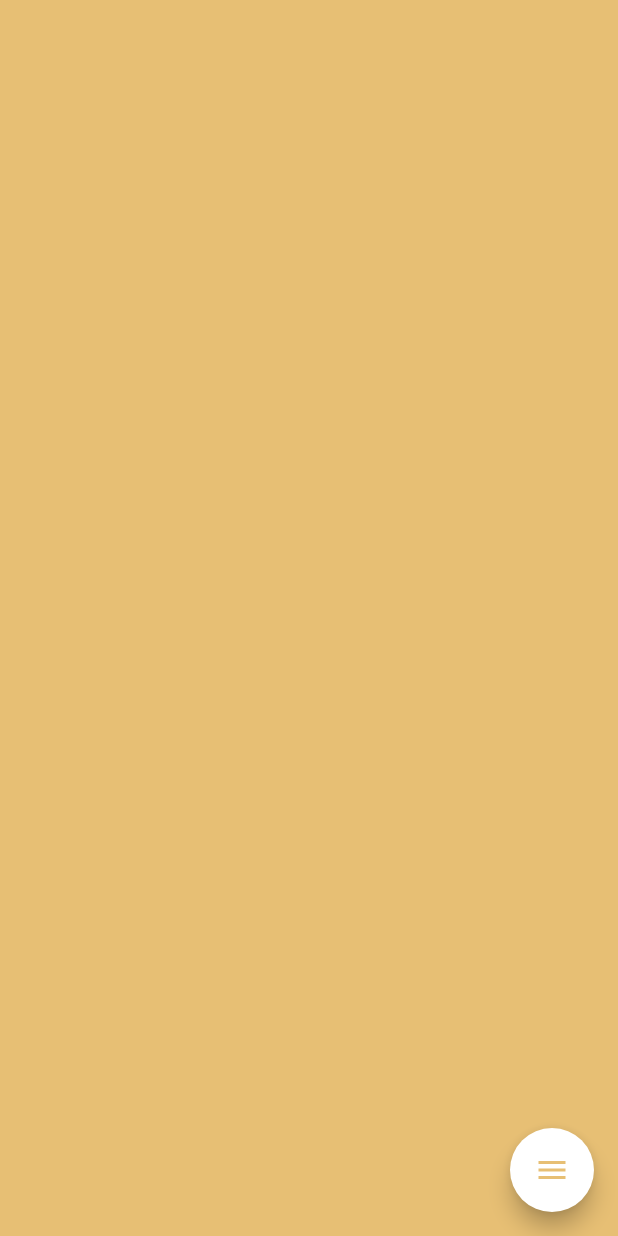
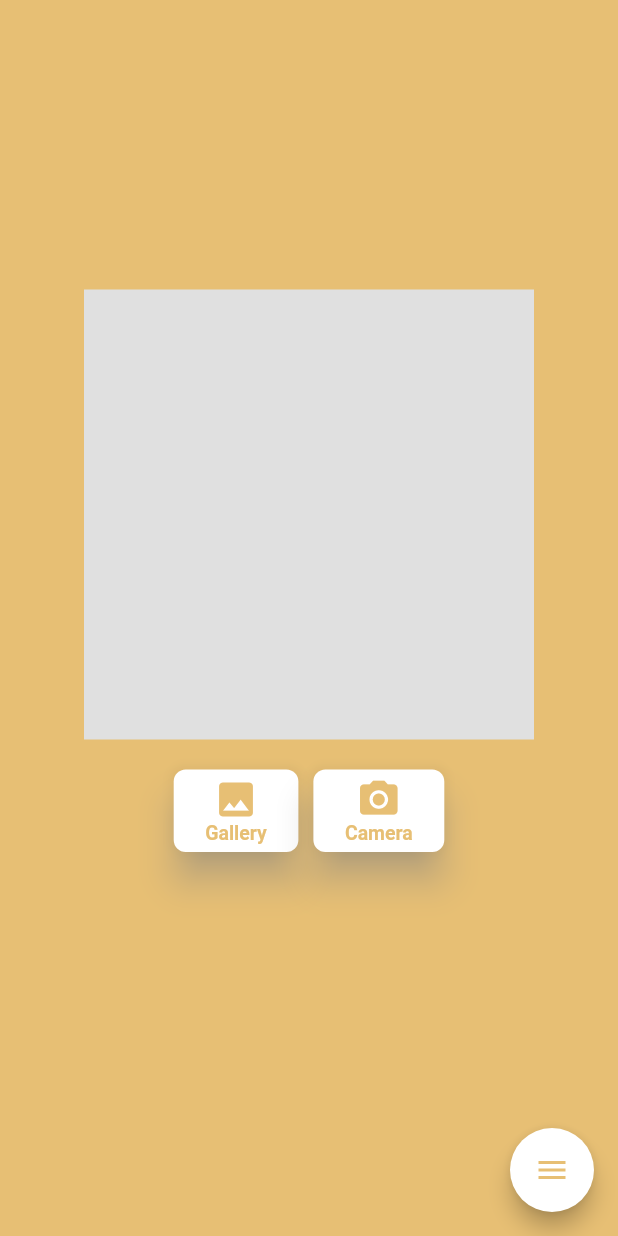
Before and after one commit to Emmanuel-Etukudo/image_labelling_app, a Flutter app: the ImageToText screen opened by its route, on a phone screen of 412 x 824 dp. Run offline on Flutter 3.47's test engine with Material 2 defaults, Android fonts, the phone set to English and light mode, and no system bars; drawn by our look-alikes of flutter_speed_dial; our stand-ins replace go_router, image_picker; missing offline and left inert: google_mlkit_image_labeling, google_mlkit_text_recognition.

Commit message:
image to text  fearure

```diff
--- a/lib/features/image_to_text/image_to_text.dart
+++ b/lib/features/image_to_text/image_to_text.dart
@@ -1,6 +1,11 @@
+import 'dart:io';
+
 import 'package:flutter/material.dart';
+import 'package:google_mlkit_text_recognition/google_mlkit_text_recognition.dart';
 import 'package:image_labelling_app/common_widgets/common_fab.dart';
+import 'package:image_labelling_app/common_widgets/select_image_or_camera_button.dart';
 import 'package:image_labelling_app/constants/app_colors.dart';
+import 'package:image_picker/image_picker.dart';
 
 class ImageToText extends StatefulWidget {
   const ImageToText({super.key});
@@ -10,11 +15,104 @@ class ImageToText extends StatefulWidget {
 }
 
 class _ImageToTextState extends State<ImageToText> {
+  bool textScanning = false;
+
+  XFile? imageFile;
+
+  String scannedText = "";
+
   @override
   Widget build(BuildContext context) {
-    return const Scaffold(
+    return Scaffold(
       backgroundColor: AppColors.yellowish,
       floatingActionButton: CommonFAB(bgColor: AppColors.yellowish),
+      body: Center(
+          child: SingleChildScrollView(
+        child: Container(
+            margin: const EdgeInsets.all(20),
+            child: Column(
+              crossAxisAlignment: CrossAxisAlignment.center,
+              children: [
+                if (textScanning) const CircularProgressIndicator(),
+                if (!textScanning && imageFile == null)
+                  Container(
+                    width: 300,
+                    height: 300,
+                    color: Colors.grey[300]!,
+                  ),
+                if (imageFile != null) Image.file(File(imageFile!.path)),
+                Row(
+                  mainAxisAlignment: MainAxisAlignment.center,
+                  children: [
+                    SelectImageOrCameraButton(
+                        title: 'Gallery',
+                        textColor: AppColors.yellowish,
+                        iconColor: AppColors.yellowish,
+                        onPressed: () {
+                          getImage(ImageSource.gallery);
+                        },
+                        icon: Icons.image),
+                    SelectImageOrCameraButton(
+                      title: 'Camera',
+                      icon: Icons.camera_alt,
+                      iconColor: AppColors.yellowish,
+                      textColor: AppColors.yellowish,
+                      onPressed: () {
+                        getImage(ImageSource.camera);
+                      },
+                    ),
+                  ],
+                ),
+                const SizedBox(
+                  height: 20,
+                ),
+                Container(
+                  child: Text(
+                    scannedText,
+                    style: TextStyle(fontSize: 20),
+                  ),
+                )
+              ],
+            )),
+      )),
     );
   }
+
+  void getImage(ImageSource source) async {
+    try {
+      final pickedImage = await ImagePicker().pickImage(source: source);
+      if (pickedImage != null) {
+        textScanning = true;
+        imageFile = pickedImage;
+        setState(() {});
+        getRecognisedText(pickedImage);
+      }
+    } catch (e) {
+      textScanning = false;
+      imageFile = null;
+      scannedText = "Error occured while scanning";
+      setState(() {});
+    }
+  }
+
+  void getRecognisedText(XFile image) async {
+    final inputImage = InputImage.fromFilePath(image.path);
+    final TextRecognizer textRecognizer =
+        TextRecognizer(script: TextRecognitionScript.latin);
+    final recognisedText = await textRecognizer.processImage(inputImage);
+    await textRecognizer.close();
+    scannedText = "";
+    for (TextBlock block in recognisedText.blocks) {
+      for (TextLine line in block.lines) {
+        scannedText = "$scannedText${line.text}\n";
+      }
+    }
+    textScanning = false;
+    setState(() {});
+  }
+
+  @override
+  void initState() {
+    super.initState();
+  }
 }
--- a/pubspec.yaml
+++ b/pubspec.yaml
@@ -10,6 +10,7 @@ dependencies:
   flutter:
     sdk: flutter
   google_mlkit_image_labeling: ^0.7.0
+  google_mlkit_text_recognition: ^0.8.1
   image_picker: ^0.8.7+5
   flutter_speed_dial: ^7.0.0
   go_router: ^8.0.1
```
Also changed, not shown: pubspec.lock.
